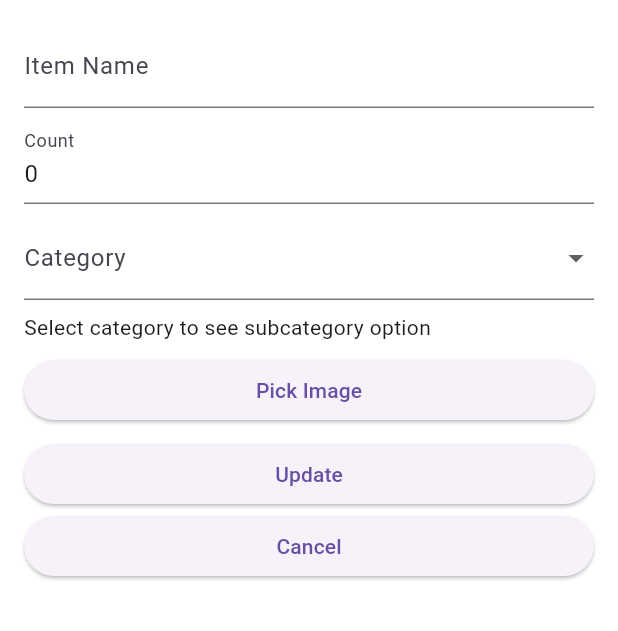
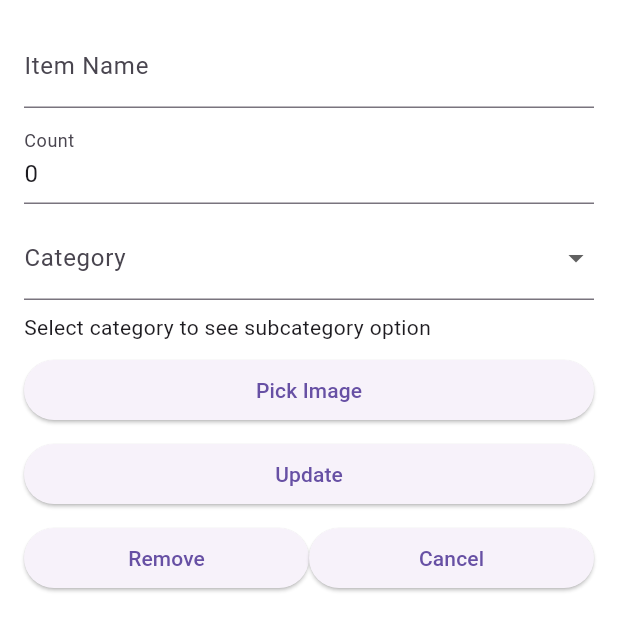
Before and after one commit to leejp1998/WIMS, a Flutter app: the EditItemForm widget shown alone on an empty page, opened directly with empty values, on a phone screen of 412 x 824 dp. Shown: the top 631 px of the screen. Run offline on Flutter 3.47's test engine with Material 3 defaults, Android fonts, the phone set to English and light mode, and no system bars; our stand-ins replace shared_preferences, sqflite; accounts and stored records are empty; statements that could not run were skipped.

Commit message:
Feat: Added remove item functionality

```diff
--- a/lib/edit_item_form.dart
+++ b/lib/edit_item_form.dart
@@ -183,25 +183,52 @@ class _EditItemFormState extends State<EditItemForm> {
           ElevatedButton(
             onPressed: () async {
               // Update item logic
-              if (itemName.isNotEmpty && itemCount > 0 && categoryName.isNotEmpty && subcategoryName.isNotEmpty) {
-                await DatabaseHelper.instance.updateItemWithCategoryAndSubcategory(
+              if (itemName.isNotEmpty &&
+                  itemCount > 0 &&
+                  categoryName.isNotEmpty &&
+                  subcategoryName.isNotEmpty) {
+                await DatabaseHelper.instance
+                    .updateItemWithCategoryAndSubcategory(
                   id,
                   itemName,
                   itemCount,
                   categoryName,
                   subcategoryName,
                 );
-              } else if (itemName.isNotEmpty && itemCount > 0 && categoryName.isNotEmpty) {
-                await DatabaseHelper.instance.updateItemWithCategory(id, itemName, itemCount, categoryName);
+              } else if (itemName.isNotEmpty &&
+                  itemCount > 0 &&
+                  categoryName.isNotEmpty) {
+                await DatabaseHelper.instance.updateItemWithCategory(
+                    id, itemName, itemCount, categoryName);
               } else if (itemName.isNotEmpty && itemCount > 0) {
-                await DatabaseHelper.instance.updateItem(id, itemName, itemCount);
+                await DatabaseHelper.instance
+                    .updateItem(id, itemName, itemCount);
               }
 
               Navigator.pop(context);
             },
             child: const Text('Update'),
           ),
-          ElevatedButton(onPressed: () {Navigator.pop(context);}, child: const Text('Cancel')),
+          const SizedBox(height: 8),
+          Row(
+            children: [
+              Expanded(
+                child: ElevatedButton(
+                  onPressed: () async {
+                    await DatabaseHelper.instance.removeItem(id);
+                    Navigator.pop(context);
+                  },
+                  child: const Text('Remove'),
+                ),
+              ),
+              Expanded(
+                  child: ElevatedButton(
+                      onPressed: () {
+                        Navigator.pop(context);
+                      },
+                      child: const Text('Cancel'))),
+            ],
+          ),
         ],
       ),
     );
@@ -273,7 +300,8 @@ class _EditItemFormState extends State<EditItemForm> {
             TextButton(
               onPressed: () async {
                 // Insert the new category into the database
-                await DatabaseHelper.instance.insertNewSubcategory(newSubcategory, categoryName);
+                await DatabaseHelper.instance
+                    .insertNewSubcategory(newSubcategory, categoryName);
 
                 // Update the dropdown items
                 setState(() {
@@ -294,7 +322,8 @@ class _EditItemFormState extends State<EditItemForm> {
     if (category.isEmpty) {
       return [];
     }
-    List<String> subcategories = await DatabaseHelper.instance.loadAllSubcategories(category);
+    List<String> subcategories =
+        await DatabaseHelper.instance.loadAllSubcategories(category);
     return subcategories;
   }
 }
```
Also changed, not shown: lib/helper/database_helper.dart (+14 -0 lines).
